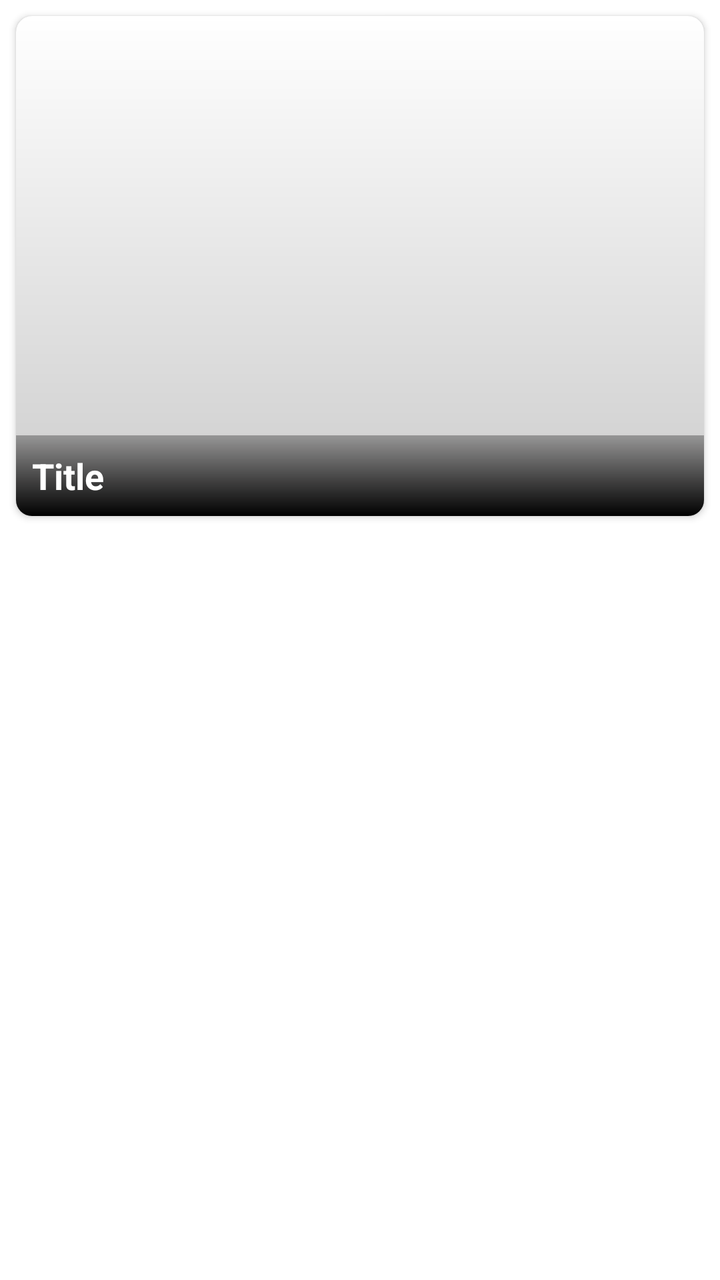
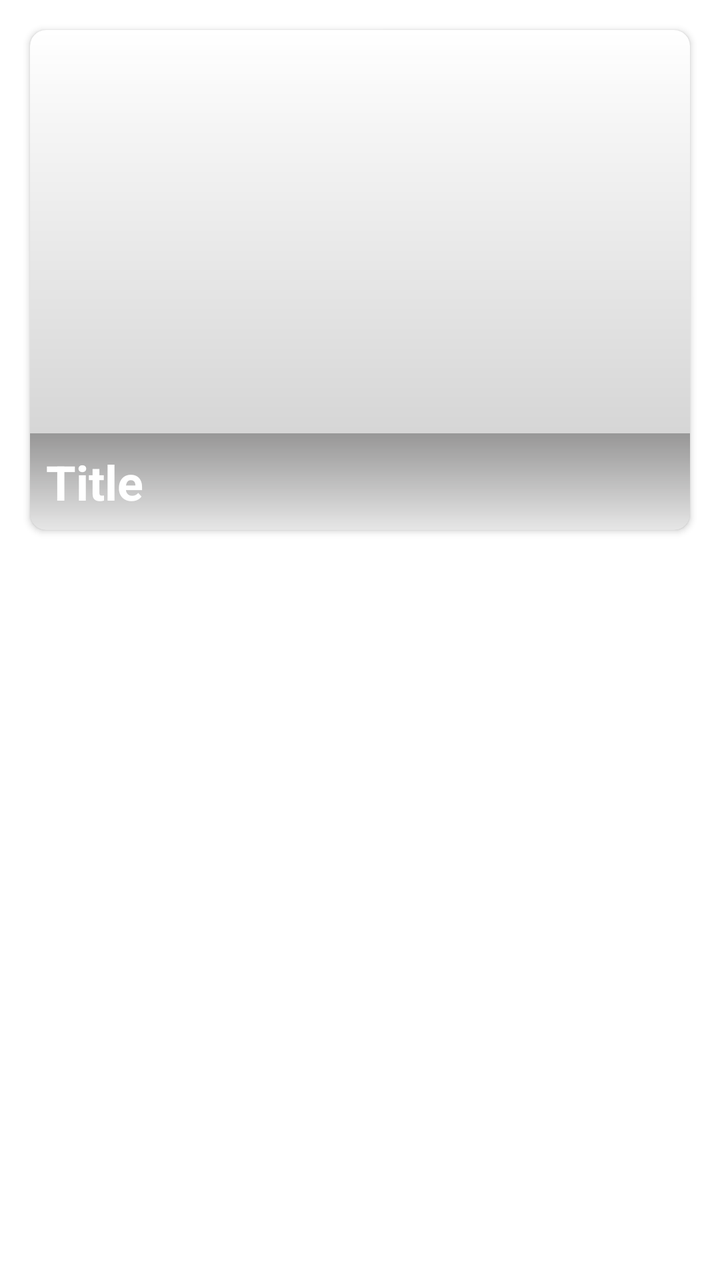

The first picture is an Android layout as it rendered before a commit; the second is the same layout after the commit. The layout source and the unified diff follow.
<!-- AndroidManifest.xml: application theme Theme.Kuliner -->
<!-- res/layout/list_item_foods.xml -->
<?xml version="1.0" encoding="utf-8"?>
<androidx.constraintlayout.widget.ConstraintLayout xmlns:android="http://schemas.android.com/apk/res/android"
    android:layout_width="match_parent"
    android:layout_height="wrap_content"
    xmlns:app="http://schemas.android.com/apk/res-auto">

    <androidx.cardview.widget.CardView
        android:layout_width="match_parent"
        android:layout_height="250dp"
        style="@style/CardView.Light"
        app:cardCornerRadius="8dp"
        app:layout_constraintTop_toTopOf="parent"
        app:layout_constraintStart_toStartOf="parent"
        app:layout_constraintEnd_toEndOf="parent"
        android:layout_margin="8dp">

        <ImageView
            android:id="@+id/image_card"
            android:layout_width="match_parent"
            android:layout_height="match_parent"
            android:scaleType="centerCrop"
            android:src="@drawable/gradient_card"/>

        <TextView
            android:id="@+id/txt_title"
            android:layout_width="match_parent"
            android:layout_height="wrap_content"
            android:layout_gravity="bottom"
            style="@style/TextAppearance.AppCompat.Headline"
            android:background="@drawable/gradient_title"
            android:text="Title"
            android:textColor="#ffffff"
            android:padding="8dp"
            android:textSize="18sp"
            android:textStyle="bold"/>

    </androidx.cardview.widget.CardView>

</androidx.constraintlayout.widget.ConstraintLayout>
<!-- resources referenced by this layout -->
<resources>
  <!-- drawable gradient_card (drawable) -->
  <?xml version="1.0" encoding="utf-8"?>
  <shape xmlns:android="http://schemas.android.com/apk/res/android">
  
      <gradient
          android:startColor="#33000000"
          android:endColor="@android:color/transparent"
          android:angle="90"/>
  
  </shape>
  <!-- drawable gradient_title (drawable) -->
  <?xml version="1.0" encoding="utf-8"?>
  <shape xmlns:android="http://schemas.android.com/apk/res/android">
  
      <gradient
          android:startColor="#000000"
          android:endColor="#754E4D4D"
          android:angle="90"/>
  
  </shape>
  <style name="Theme.Kuliner" parent="Theme.MaterialComponents.DayNight.DarkActionBar">
          
          <item name="colorPrimary">@color/purple_500</item>
          <item name="colorPrimaryVariant">@color/purple_700</item>
          <item name="colorOnPrimary">@color/white</item>
          
          <item name="colorSecondary">@color/teal_200</item>
          <item name="colorSecondaryVariant">@color/teal_700</item>
          <item name="colorOnSecondary">@color/black</item>
          
          <item name="android:statusBarColor">?attr/colorPrimaryVariant</item>
          
      </style>
  <color name="purple_500">#FF6200EE</color>
  <color name="purple_700">#FF3700B3</color>
  <color name="white">#FFFFFFFF</color>
  <color name="teal_200">#FF03DAC5</color>
  <color name="teal_700">#FF018786</color>
  <color name="black">#FF000000</color>
</resources>

<!-- the commit's change to res/layout/list_item_foods.xml (unified diff, before → after) -->
@@ -12,7 +12,7 @@
         app:layout_constraintTop_toTopOf="parent"
         app:layout_constraintStart_toStartOf="parent"
         app:layout_constraintEnd_toEndOf="parent"
-        android:layout_margin="8dp">
+        android:layout_margin="15dp">
 
         <ImageView
             android:id="@+id/image_card"
@@ -29,9 +29,9 @@
             style="@style/TextAppearance.AppCompat.Headline"
             android:background="@drawable/gradient_title"
             android:text="Title"
-            android:textColor="#ffffff"
+            android:textColor="#fff"
             android:padding="8dp"
-            android:textSize="18sp"
+            android:textSize="24sp"
             android:textStyle="bold"/>
 
     </androidx.cardview.widget.CardView>
<!-- resource entries referenced after the edit -->
@@ -9,13 +9,17 @@
           android:endColor="@android:color/transparent"
           android:angle="90"/>
   
+      <corners
+          android:topLeftRadius="10dp"
+          android:topRightRadius="10dp"/>
+  
   </shape>
   <!-- drawable gradient_title (drawable) -->
   <?xml version="1.0" encoding="utf-8"?>
   <shape xmlns:android="http://schemas.android.com/apk/res/android">
   
       <gradient
-          android:startColor="#000000"
+          android:startColor="#e6e6e6"
           android:endColor="#754E4D4D"
           android:angle="90"/>
   
